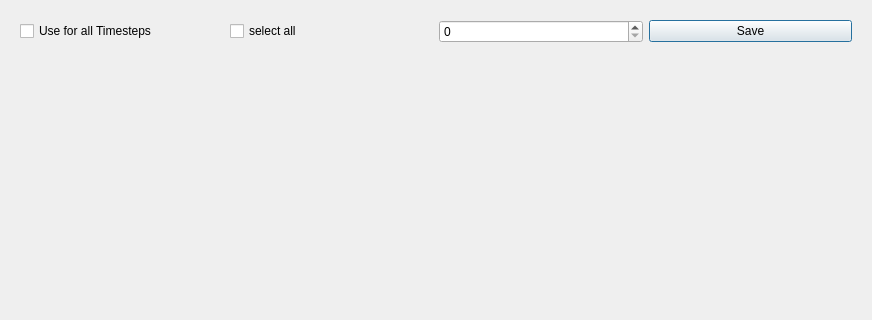
First picture: the form in guiCreator/modifydialog.ui, repository remodietlicher/easync, before the edit; both pictures show x 0 to 872 and y 0 to 320 of the 872 by 621 pixel window.
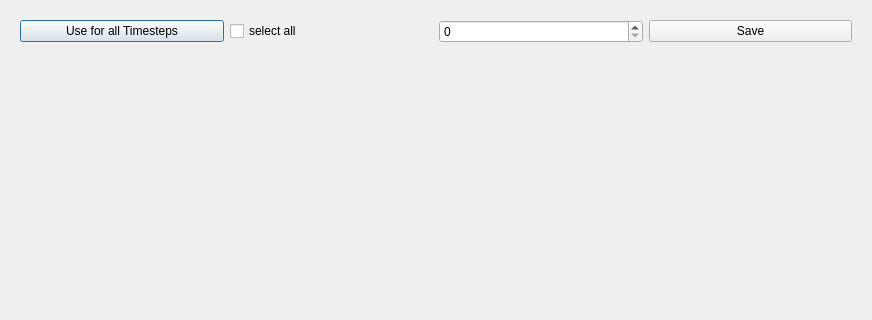
Second picture: the form after the edit.

Commit message: changed 'use for all' checkbox to button. increased maximum value of spin box

Diff of the .ui file:
```diff
--- a/guiCreator/modifydialog.ui
+++ b/guiCreator/modifydialog.ui
@@ -22,7 +22,7 @@
         <item>
          <layout class="QHBoxLayout" name="horizontalLayout">
           <item>
-           <widget class="QCheckBox" name="use_for_all_timesteps_checkbox">
+           <widget class="QPushButton" name="use_for_all_timesteps_button">
             <property name="text">
              <string>Use for all Timesteps</string>
             </property>
```
Left out of the diff: 3 changed lines with no effect on the pictures. The commit also changes 5 other files.
